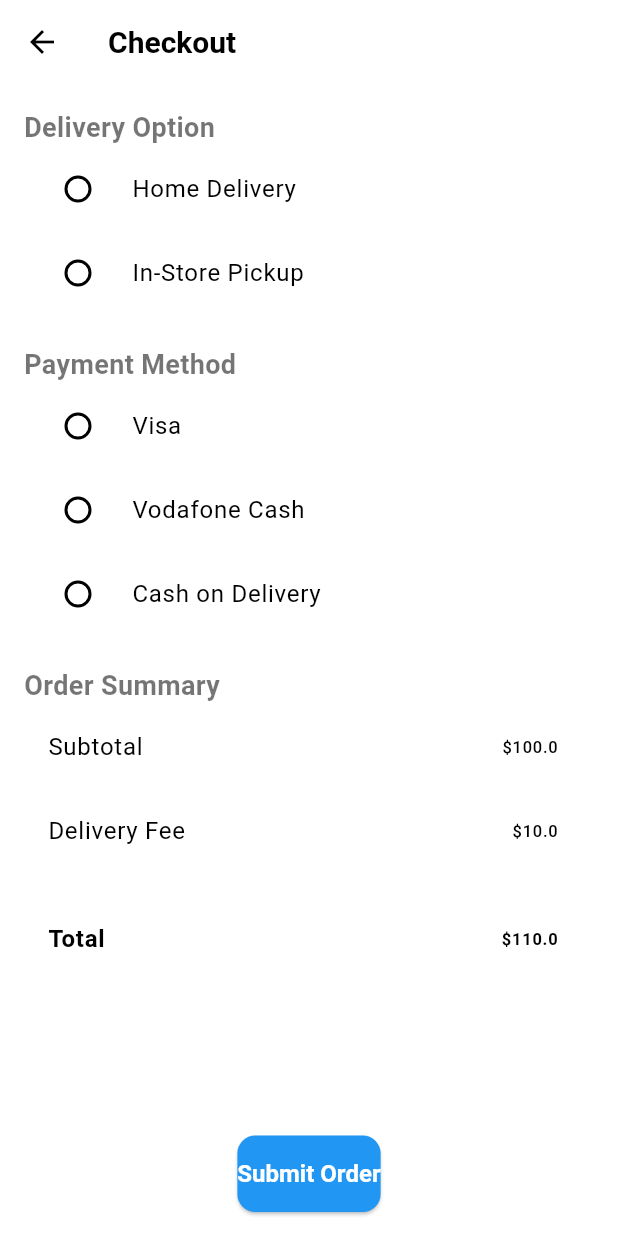
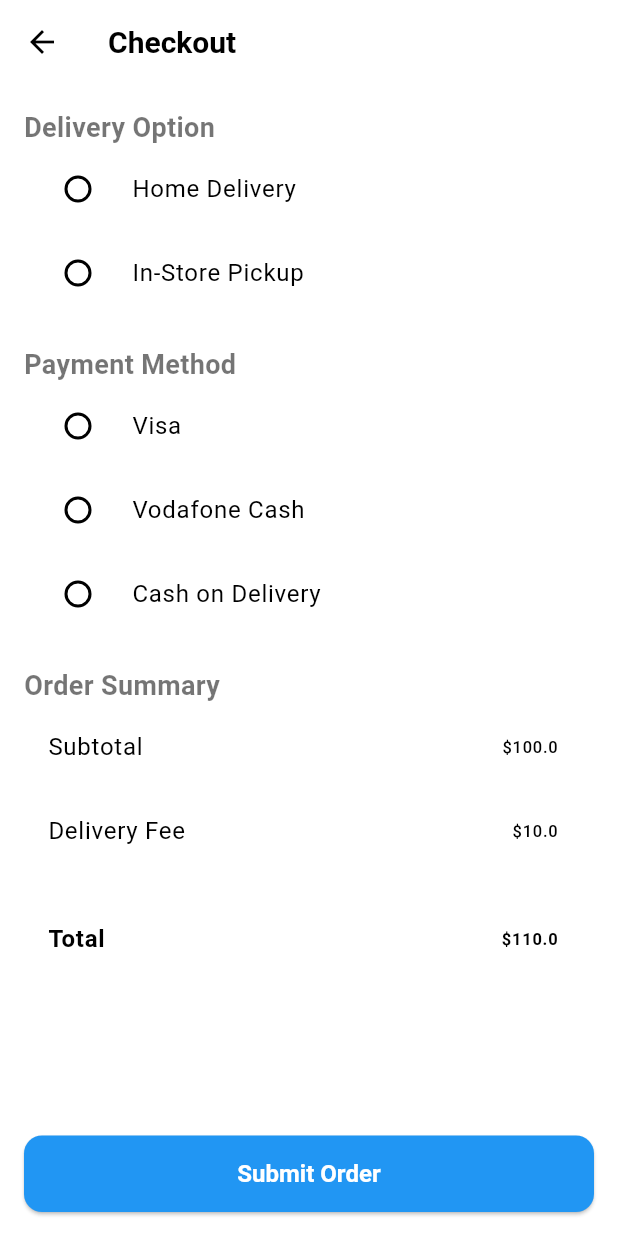
Before and after one commit to Sobhy-Abdelhakam/pottery-shop, a Flutter app: the CheckoutScreen screen opened directly, on a phone screen of 412 x 824 dp. Run offline on Flutter 3.47's test engine with Material 3 defaults, Android fonts, the light colour scheme and no system bars; our stand-ins replace equatable, flutter_bloc; missing offline and left inert: carousel_slider_plus, dot_curved_bottom_nav.

Commit message:
navigate from cart to checkout

```diff
--- a/lib/feature/cart/widgets/cart_total.dart
+++ b/lib/feature/cart/widgets/cart_total.dart
@@ -2,6 +2,7 @@ import 'package:flutter/material.dart';
 import 'package:flutter_bloc/flutter_bloc.dart';
 import 'package:pottery/feature/cart/bloc/cart_bloc.dart';
 import 'package:pottery/feature/cart/bloc/states/cart_state.dart';
+import 'package:pottery/feature/checkout/view/checkout_screen.dart';
 
 class CartTotal extends StatelessWidget {
   const CartTotal({super.key});
@@ -26,6 +27,9 @@ class CartTotal extends StatelessWidget {
                   ),
                   onPressed: () {
                     // Checkout logic
+                    Navigator.of(context).push(
+                      MaterialPageRoute(builder: (_) => const CheckoutScreen())
+                    ); // Navigate with order information (items/ totle price)
                   },
                   child: const Text('Checkout'),
                 ),
--- a/lib/feature/checkout/view/checkout_screen.dart
+++ b/lib/feature/checkout/view/checkout_screen.dart
@@ -1,4 +1,3 @@
-
 import 'package:flutter/material.dart';
 import 'package:flutter_bloc/flutter_bloc.dart';
 import 'package:pottery/feature/checkout/bloc/checkout_bloc.dart';
@@ -31,7 +30,8 @@ class CheckoutScreen extends StatelessWidget {
               );
             } else if (state.status == CheckoutStatus.error) {
               ScaffoldMessenger.of(context).showSnackBar(
-                const SnackBar(content: Text('An error occurred. Please try again.')),
+                const SnackBar(
+                    content: Text('An error occurred. Please try again.')),
               );
             }
           },
@@ -60,11 +60,17 @@ class CheckoutScreen extends StatelessWidget {
                     total: 110.0, // Replace with actual data
                   ),
                   const Spacer(),
-                  ElevatedButton(
-                    onPressed: () {
-                      context.read<CheckoutBloc>().add(SubmitOrder());
-                    },
-                    child: const Text('Submit Order'),
+                  SizedBox(
+                    width: double.infinity,
+                    child: ElevatedButton(
+                      style: ElevatedButton.styleFrom(
+                        padding: const EdgeInsets.all(16),
+                      ),
+                      onPressed: () {
+                        context.read<CheckoutBloc>().add(SubmitOrder());
+                      },
+                      child: const Text('Submit Order'),
+                    ),
                   )
                 ],
               ),
```
